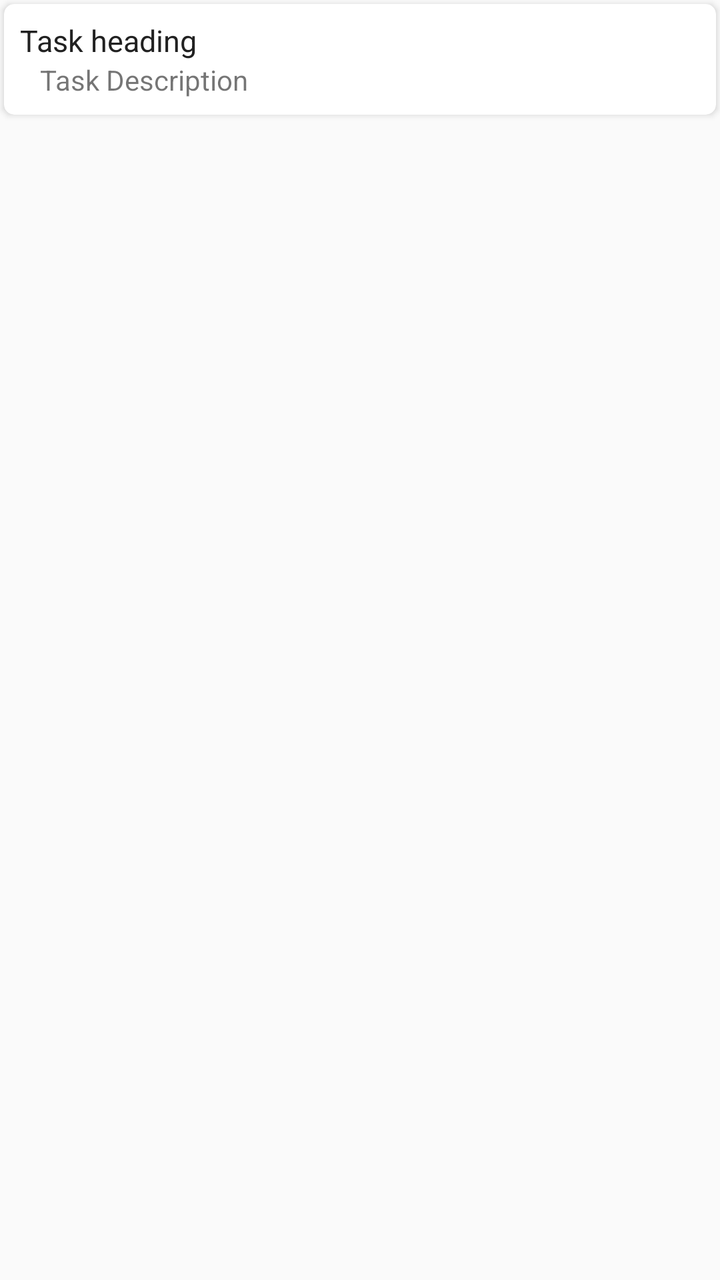
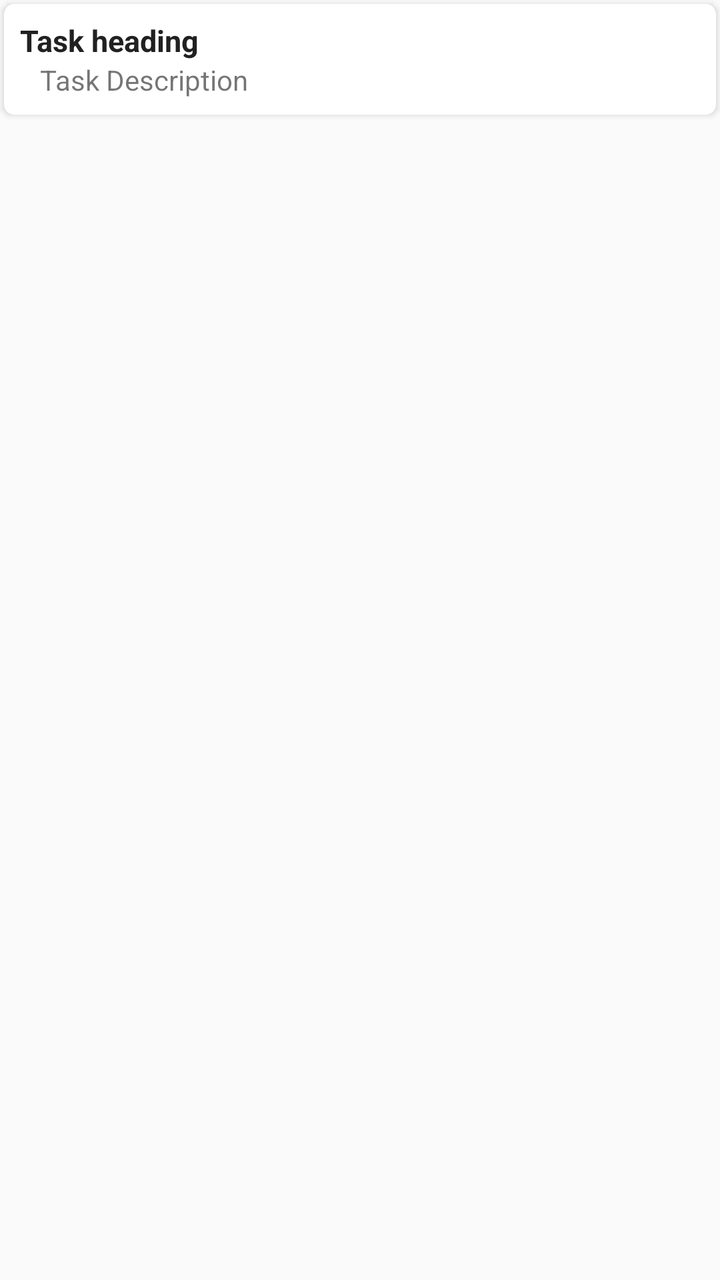

Compare the two renders of this Android layout. The source of the first and the diff that turns it into the second are given below.
<!-- AndroidManifest.xml: application theme AppTheme -->
<!-- res/layout/task_row.xml -->
<?xml version="1.0" encoding="utf-8"?>
<LinearLayout xmlns:android="http://schemas.android.com/apk/res/android"
    xmlns:card_view="http://schemas.android.com/apk/res-auto"
    android:layout_width="match_parent"
    android:layout_height="wrap_content"
    android:orientation="vertical">

    <android.support.v7.widget.CardView
        android:layout_width="match_parent"
        android:layout_height="wrap_content"
        android:layout_gravity="center"
        android:layout_margin="2dp"
        android:elevation="3dp"
        card_view:cardCornerRadius="5dp"
        card_view:contentPadding="2dp">


        <LinearLayout
            android:id="@+id/taskrow"
            android:layout_width="match_parent"
            android:layout_height="match_parent"
            android:orientation="vertical"
            android:padding="6dp">

            <TextView
                android:id="@+id/txt_taskheader"
                android:layout_width="wrap_content"
                android:layout_height="wrap_content"
                android:text="Task heading "
                android:textColor="@color/grey_900"
                android:textSize="15sp" />

            <LinearLayout
                android:layout_width="match_parent"
                android:layout_height="match_parent"
                android:layout_marginLeft="10dp"
                android:orientation="horizontal">

                <TextView
                    android:id="@+id/taskTitle"
                    android:layout_width="0dp"
                    android:layout_height="wrap_content"
                    android:layout_weight="1"
                    android:text="Task Description" />

                <CheckBox
                    android:id="@+id/check"
                    android:layout_width="0dp"
                    android:layout_height="wrap_content"
                    android:layout_weight="1.5"
                    android:visibility="gone" />


            </LinearLayout>


        </LinearLayout>
    </android.support.v7.widget.CardView>


</LinearLayout>
<!-- resources referenced by this layout -->
<resources>
  <color name="grey_900">#212121</color>
  <style name="AppTheme" parent="Theme.AppCompat.Light.DarkActionBar">
          
          <item name="windowNoTitle">true</item>
          <item name="windowActionBar">false</item>
          <item name="colorPrimary">@color/light_blue_800</item>
          <item name="colorPrimaryDark">@color/colorPrimaryDark</item>
          <item name="colorAccent">@color/colorAccent</item>
      </style>
  <color name="light_blue_800">#0277bd</color>
  <color name="colorPrimaryDark">#303F9F</color>
  <color name="colorAccent">#000105</color>
</resources>

<!-- the commit's change to res/layout/task_row.xml (unified diff, before → after) -->
@@ -27,6 +27,7 @@
                 android:layout_width="wrap_content"
                 android:layout_height="wrap_content"
                 android:text="Task heading "
+                android:textStyle="bold"
                 android:textColor="@color/grey_900"
                 android:textSize="15sp" />
 
